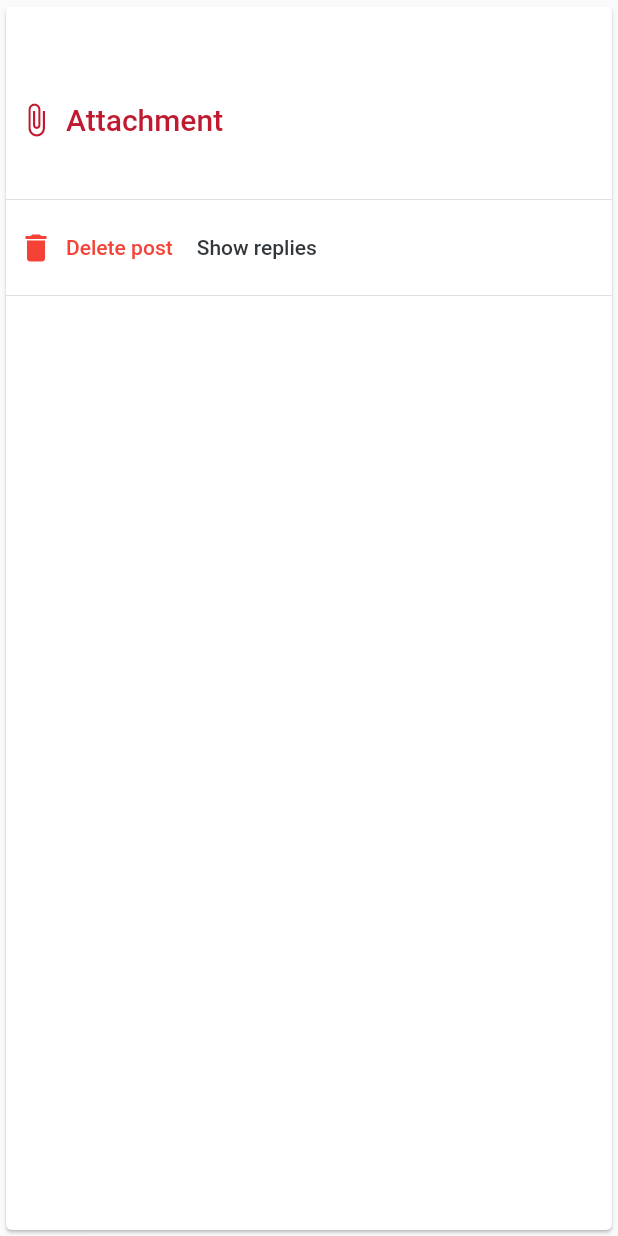
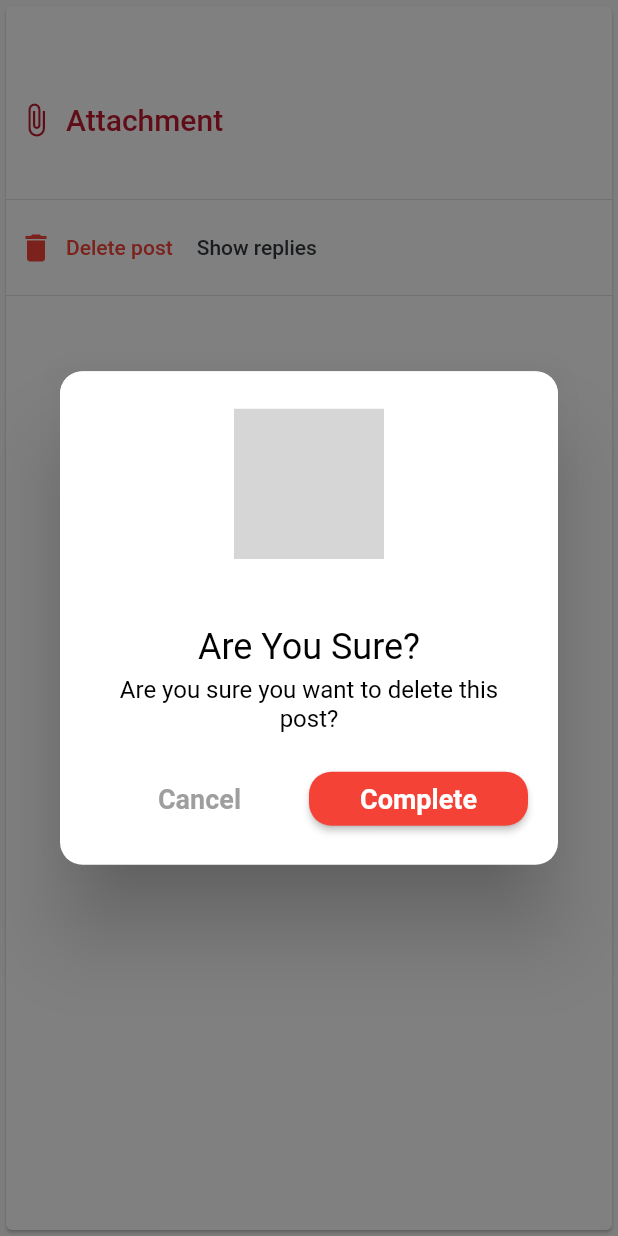
Before and after one commit to AyaFayed/GUC-Connect, a Flutter app: the PostCard widget shown alone on an empty page, opened directly with empty values, after a tap on "Delete post", on a phone screen of 412 x 824 dp. Run offline on Flutter 3.47's test engine with Material 2 defaults, Android fonts, the phone set to English and light mode, and no system bars; our stand-ins replace cloud_firestore, file_picker, firebase_auth, firebase_core, firebase_storage, flutter_datetime_picker and 2 more; missing offline and left inert: flutter_downloader; accounts and stored records are empty; grey boxes are pictures that could not be loaded.

Commit message:
deleting post functionality

```diff
--- a/lib/shared/confirmations.dart
+++ b/lib/shared/confirmations.dart
@@ -9,7 +9,12 @@ class Confirmations {
       'The $object was scheduled successfully.';
   static String postSuccess(String object) =>
       'The $object was posted successfully.';
+  static String deleteSuccess(String object) =>
+      'The $object was deleted successfully.';
 
   static String scheduleWarning(String object, int conflicts) =>
       '${Errors.scheduling(conflicts)} Are you sure you want to complete scheduling the $object?';
+
+  static String deleteWarning(String object) =>
+      'Are you sure you want to delete this $object?';
 }
--- a/lib/widgets/discussion_widgets/post_card.dart
+++ b/lib/widgets/discussion_widgets/post_card.dart
@@ -1,14 +1,22 @@
 import 'package:flutter/material.dart';
 import 'package:guc_scheduling_app/controllers/discussion_controller.dart';
 import 'package:guc_scheduling_app/models/discussion/post_model.dart';
+import 'package:guc_scheduling_app/shared/confirmations.dart';
+import 'package:guc_scheduling_app/shared/errors.dart';
 import 'package:guc_scheduling_app/theme/colors.dart';
 import 'package:guc_scheduling_app/widgets/discussion_widgets/reply_list.dart';
 import 'package:guc_scheduling_app/widgets/download_file.dart';
+import 'package:quickalert/quickalert.dart';
 
 class PostCard extends StatefulWidget {
   final String courseId;
   final Post post;
-  const PostCard({super.key, required this.courseId, required this.post});
+  final List<Post> posts;
+  const PostCard(
+      {super.key,
+      required this.courseId,
+      required this.post,
+      required this.posts});
 
   @override
   State<PostCard> createState() => _PostCardState();
@@ -25,6 +33,47 @@ class _PostCardState extends State<PostCard> {
     setState(() {
       _showDelete = canDelete;
     });
+  }
+
+  void deletePost() async {
+    QuickAlert.show(
+      context: context,
+      type: QuickAlertType.confirm,
+      text: Confirmations.deleteWarning('post'),
+      confirmBtnText: 'Complete',
+      cancelBtnText: 'Cancel',
+      onConfirmBtnTap: completeDeletingPost,
+      confirmBtnColor: AppColors.error,
+    );
+  }
+
+  void completeDeletingPost() async {
+    try {
+      await _discussionController.deletePost(widget.post.id, widget.courseId);
+      setState(() {
+        widget.posts.removeWhere((p) =>
+            p.authorId == widget.post.authorId &&
+            p.createdAt == widget.post.createdAt &&
+            p.content == widget.post.content);
+      });
+      if (mounted) {
+        QuickAlert.show(
+          context: context,
+          type: QuickAlertType.success,
+          confirmBtnColor: AppColors.confirm,
+          text: Confirmations.deleteSuccess('post'),
+        );
+      }
+    } catch (e) {
+      if (context.mounted) {
+        QuickAlert.show(
+          context: context,
+          type: QuickAlertType.error,
+          confirmBtnColor: AppColors.confirm,
+          text: Errors.backend,
+        );
+      }
+    }
   }
 
   @override
@@ -59,7 +108,7 @@ class _PostCardState extends State<PostCard> {
           children: [
             _showDelete
                 ? TextButton.icon(
-                    onPressed: () {},
+                    onPressed: deletePost,
                     icon: Icon(
                       Icons.delete,
                       color: AppColors.error,
--- a/lib/widgets/discussion_widgets/post_list.dart
+++ b/lib/widgets/discussion_widgets/post_list.dart
@@ -17,7 +17,11 @@ class _PostListState extends State<PostList> {
     return ListView(
       shrinkWrap: true,
       children: widget.posts
-          .map((post) => PostCard(courseId: widget.courseId, post: post))
+          .map((post) => PostCard(
+                courseId: widget.courseId,
+                post: post,
+                posts: widget.posts,
+              ))
           .toList(),
     );
   }
```
